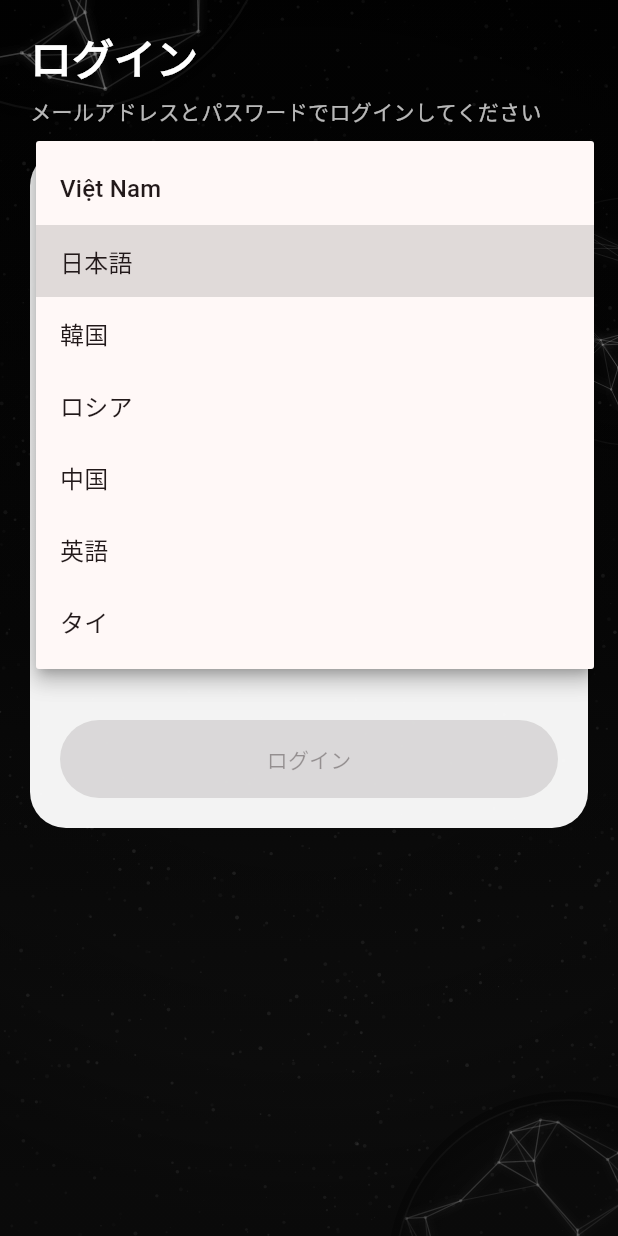
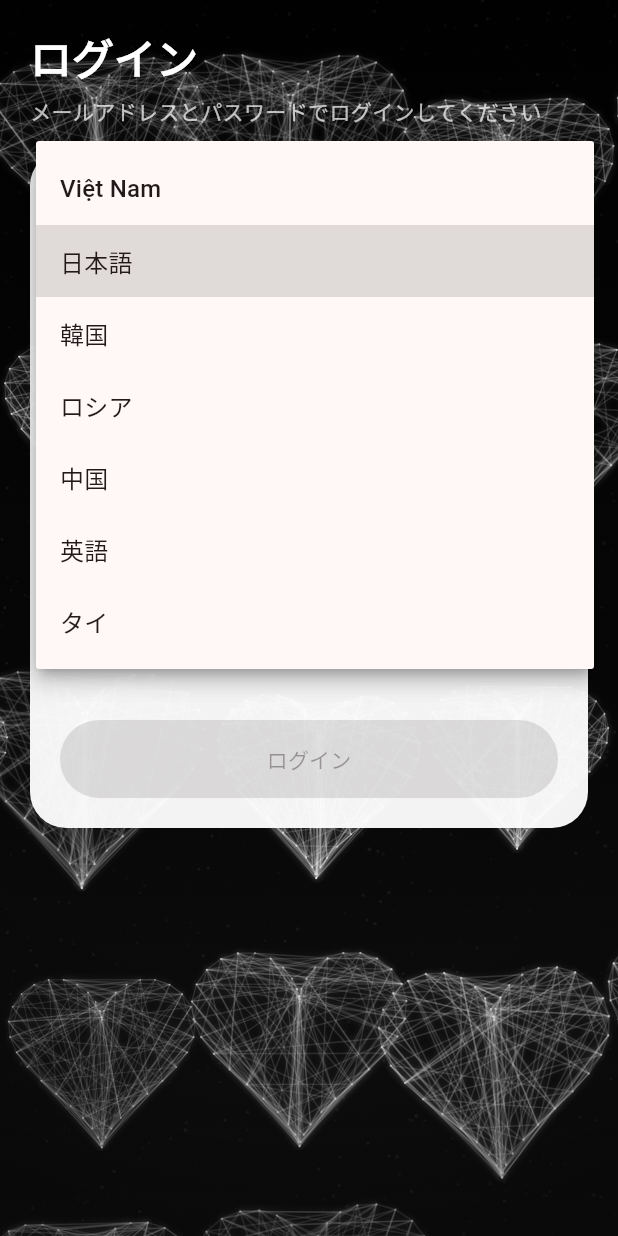
Before and after one commit to Kimura1406/Date_app, a Flutter app: the screen it shows after launch, after a tap on "日本語", on a phone screen of 412 x 824 dp. Run offline on Flutter 3.47's test engine with Material 3 defaults, Android fonts, the phone set to English and light mode, and no system bars; our stand-ins replace shared_preferences; accounts and stored records are empty.

Commit message:
Update app background to repeating wire hearts

```diff
--- a/mobile/lib/widgets/app_scene_background.dart
+++ b/mobile/lib/widgets/app_scene_background.dart
@@ -24,7 +24,7 @@ class AppSceneBackground extends StatelessWidget {
       children: [
         const RepaintBoundary(
           child: CustomPaint(
-            painter: _WireframeMeshBackgroundPainter(),
+            painter: _WireframeHeartsBackgroundPainter(),
           ),
         ),
         if (safeArea) SafeArea(child: content) else content,
@@ -33,8 +33,8 @@ class AppSceneBackground extends StatelessWidget {
   }
 }
 
-class _WireframeMeshBackgroundPainter extends CustomPainter {
-  const _WireframeMeshBackgroundPainter();
+class _WireframeHeartsBackgroundPainter extends CustomPainter {
+  const _WireframeHeartsBackgroundPainter();
 
   @override
   void paint(Canvas canvas, Size size) {
@@ -44,138 +44,148 @@ class _WireframeMeshBackgroundPainter extends CustomPainter {
         begin: Alignment.topCenter,
         end: Alignment.bottomCenter,
         colors: [
-          Color(0xFF020202),
-          Color(0xFF070707),
-          Color(0xFF121212),
+          Color(0xFF010101),
+          Color(0xFF060606),
+          Color(0xFF101010),
         ],
       ).createShader(rect);
     canvas.drawRect(rect, basePaint);
 
     _paintDust(canvas, size);
-    _paintMeshOrb(
-      canvas,
-      size,
-      center: Offset(size.width * 0.1, size.height * -0.08),
-      radius: size.shortestSide * 0.34,
-      seed: 1406,
-      lineAlpha: 0.17,
-    );
-    _paintMeshOrb(
-      canvas,
-      size,
-      center: Offset(size.width * 1.02, size.height * 0.26),
-      radius: size.shortestSide * 0.2,
-      seed: 2026,
-      lineAlpha: 0.13,
-    );
-    _paintMeshOrb(
-      canvas,
-      size,
-      center: Offset(size.width * 0.92, size.height * 1.03),
-      radius: size.shortestSide * 0.28,
-      seed: 3141,
-      lineAlpha: 0.15,
-    );
+
+    final tileWidth = size.width / 3;
+    final tileHeight = size.height / 4.2;
+    final random = math.Random(1406);
+
+    for (var row = -1; row <= 4; row++) {
+      for (var col = -1; col <= 3; col++) {
+        final baseX = col * tileWidth + tileWidth * 0.5;
+        final baseY = row * tileHeight + tileHeight * 0.5;
+        final jitterX = (random.nextDouble() - 0.5) * tileWidth * 0.24;
+        final jitterY = (random.nextDouble() - 0.5) * tileHeight * 0.24;
+        final heartSize =
+            size.shortestSide * (0.13 + random.nextDouble() * 0.045);
+        final alpha = 0.11 + random.nextDouble() * 0.08;
+        final rotation = (random.nextDouble() - 0.5) * 0.14;
+
+        _paintWireHeart(
+          canvas,
+          center: Offset(baseX + jitterX, baseY + jitterY),
+          size: heartSize,
+          lineAlpha: alpha,
+          seed: row * 10 + col + 77,
+          rotation: rotation,
+        );
+      }
+    }
 
     final vignettePaint = Paint()
       ..shader = RadialGradient(
         center: const Alignment(0, -0.1),
-        radius: 1.08,
+        radius: 1.1,
         colors: [
           Colors.transparent,
-          Colors.black.withValues(alpha: 0.22),
-          Colors.black.withValues(alpha: 0.44),
+          Colors.black.withValues(alpha: 0.16),
+          Colors.black.withValues(alpha: 0.38),
         ],
-        stops: const [0.0, 0.76, 1.0],
+        stops: const [0.0, 0.78, 1.0],
       ).createShader(rect);
     canvas.drawRect(rect, vignettePaint);
   }
 
   void _paintDust(Canvas canvas, Size size) {
-    final random = math.Random(77);
+    final random = math.Random(44);
     final dustPaint = Paint()..style = PaintingStyle.fill;
-    final dustCount = (size.width * size.height / 220).round();
+    final dustCount = (size.width * size.height / 240).round();
 
     for (var index = 0; index < dustCount; index++) {
       final dx = random.nextDouble() * size.width;
       final dy = random.nextDouble() * size.height;
-      final radius = 0.25 + random.nextDouble() * 1.1;
+      final radius = 0.25 + random.nextDouble() * 1.0;
       dustPaint.color = Colors.white.withValues(
-        alpha: 0.015 + random.nextDouble() * 0.09,
+        alpha: 0.01 + random.nextDouble() * 0.06,
       );
       canvas.drawCircle(Offset(dx, dy), radius, dustPaint);
     }
   }
 
-  void _paintMeshOrb(
-    Canvas canvas,
-    Size size, {
+  void _paintWireHeart(
+    Canvas canvas, {
     required Offset center,
-    required double radius,
+    required double size,
+    required double lineAlpha,
     required int seed,
-    required double lineAlpha,
+    required double rotation,
   }) {
+    canvas.save();
+    canvas.translate(center.dx, center.dy);
+    canvas.rotate(rotation);
+
+    final points = _buildHeartPoints(size);
     final random = math.Random(seed);
-    final points = <Offset>[];
 
-    for (var index = 0; index < 44; index++) {
-      final angle = random.nextDouble() * math.pi * 2;
-      final distance = radius * math.sqrt(random.nextDouble());
-      points.add(
-        Offset(
-          center.dx + math.cos(angle) * distance,
-          center.dy + math.sin(angle) * distance,
-        ),
-      );
-    }
-
-    final strokePaint = Paint()
+    final linePaint = Paint()
       ..style = PaintingStyle.stroke
-      ..strokeWidth = math.max(0.55, radius * 0.007)
+      ..strokeWidth = math.max(0.45, size * 0.015)
+      ..strokeCap = StrokeCap.round
+      ..strokeJoin = StrokeJoin.round
       ..color = Colors.white.withValues(alpha: lineAlpha);
-
     final glowPaint = Paint()
       ..style = PaintingStyle.stroke
-      ..strokeWidth = strokePaint.strokeWidth + 0.9
-      ..maskFilter = const MaskFilter.blur(BlurStyle.normal, 3)
-      ..color = Colors.white.withValues(alpha: lineAlpha * 0.35);
+      ..strokeWidth = linePaint.strokeWidth + 0.85
+      ..maskFilter = const MaskFilter.blur(BlurStyle.normal, 2.5)
+      ..color = Colors.white.withValues(alpha: lineAlpha * 0.32);
+
+    final outlinePath = Path()..addPolygon(points, true);
+    canvas.drawPath(outlinePath, glowPaint);
+    canvas.drawPath(outlinePath, linePaint);
 
     for (var index = 0; index < points.length; index++) {
       final start = points[index];
-      final nearest = [...points]
-        ..sort((a, b) => (a - start).distance.compareTo((b - start).distance));
+      final linked = <int>{};
+      while (linked.length < 4) {
+        final target = random.nextInt(points.length);
+        if (target == index) continue;
+        linked.add(target);
+      }
 
-      for (var linkIndex = 1; linkIndex < math.min(5, nearest.length); linkIndex++) {
-        final end = nearest[linkIndex];
+      for (final targetIndex in linked) {
+        final end = points[targetIndex];
         canvas.drawLine(start, end, glowPaint);
-        canvas.drawLine(start, end, strokePaint);
+        canvas.drawLine(start, end, linePaint);
       }
     }
 
     final nodePaint = Paint()
       ..style = PaintingStyle.fill
-      ..color = Colors.white.withValues(alpha: lineAlpha * 1.8);
-
+      ..color = Colors.white.withValues(alpha: lineAlpha * 1.9);
     for (final point in points) {
-      canvas.drawCircle(point, math.max(0.7, radius * 0.01), nodePaint);
+      canvas.drawCircle(point, math.max(0.45, size * 0.013), nodePaint);
     }
 
-    final outlinePaint = Paint()
-      ..style = PaintingStyle.stroke
-      ..strokeWidth = math.max(0.9, radius * 0.01)
-      ..color = Colors.white.withValues(alpha: lineAlpha * 0.55);
-    canvas.drawCircle(center, radius, outlinePaint);
+    canvas.restore();
+  }
 
-    final fadePaint = Paint()
-      ..shader = RadialGradient(
-        colors: [
-          Colors.transparent,
-          Colors.transparent,
-          Colors.black.withValues(alpha: 0.32),
-        ],
-        stops: const [0.0, 0.72, 1.0],
-      ).createShader(Rect.fromCircle(center: center, radius: radius * 1.05));
-    canvas.drawCircle(center, radius * 1.05, fadePaint);
+  List<Offset> _buildHeartPoints(double size) {
+    final points = <Offset>[];
+    final scale = size * 0.07;
+
+    for (var degree = 0; degree < 360; degree += 8) {
+      final t = degree * math.pi / 180;
+      final x = 16 * math.pow(math.sin(t), 3);
+      final y = 13 * math.cos(t) -
+          5 * math.cos(2 * t) -
+          2 * math.cos(3 * t) -
+          math.cos(4 * t);
+      points.add(
+        Offset(
+          x.toDouble() * scale,
+          -y.toDouble() * scale + size * 0.04,
+        ),
+      );
+    }
+
+    return points;
   }
 
   @override
```
